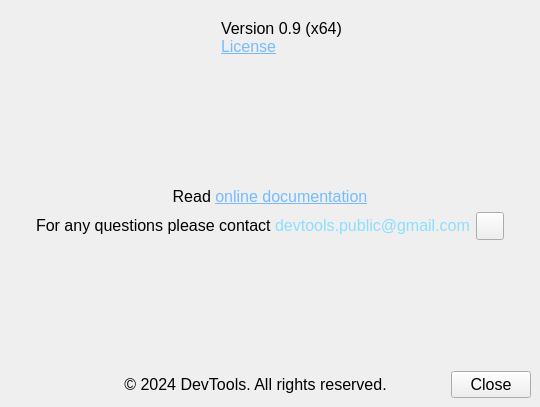
Qt form gui/about_window.ui (DevToolsOrganization/matrix-data-visualization-DAVIS) before a commit.
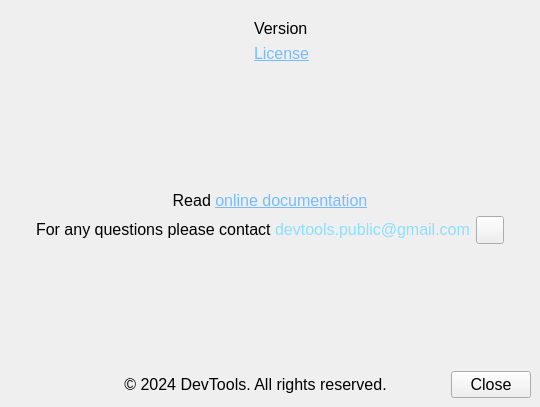
The same form after that commit. Icons and pictures are not drawn.

What changed in the file:
```diff
--- a/gui/about_window.ui
+++ b/gui/about_window.ui
@@ -56,15 +56,38 @@
        </spacer>
       </item>
       <item>
+       <layout class="QVBoxLayout" name="verticalLayout_2">
+        <item>
+         <widget class="QLabel" name="label_version">
+          <property name="font">
+           <font>
+            <family>Segoe UI</family>
+            <pointsize>12</pointsize>
+           </font>
+          </property>
+          <property name="text">
+           <string>Version</string>
+          </property>
+          <property name="alignment">
+           <set>Qt::AlignBottom|Qt::AlignLeading|Qt::AlignLeft</set>
+          </property>
+         </widget>
+        </item>
+        <item>
        <widget class="QLabel" name="label_nearLogo">
         <property name="text">
          <string>&lt;!DOCTYPE HTML PUBLIC &quot;-//W3C//DTD HTML 4.0//EN&quot; &quot;http://www.w3.org/TR/REC-html40/strict.dtd&quot;&gt;
 &lt;html&gt;&lt;head&gt;&lt;meta name=&quot;qrichtext&quot; content=&quot;1&quot; /&gt;&lt;style type=&quot;text/css&quot;&gt;
 p, li { white-space: pre-wrap; }
 &lt;/style&gt;&lt;/head&gt;&lt;body style=&quot; font-family:'MS Shell Dlg 2'; font-size:8pt; font-weight:400; font-style:normal;&quot;&gt;
-&lt;p style=&quot; margin-top:12px; margin-bottom:12px; margin-left:0px; margin-right:0px; -qt-block-indent:0; text-indent:0px;&quot;&gt;&lt;span style=&quot; font-size:12pt;&quot;&gt;Version 0.9 (x64) &lt;br /&gt;&lt;/span&gt;&lt;a href=&quot;https://github.com/DevToolsOrganization/matrix-data-visualization-DAVIS/blob/main/LICENSE&quot;&gt;&lt;span style=&quot; font-size:12pt; text-decoration: underline; color:#75bcff;&quot;&gt;License&lt;/span&gt;&lt;/a&gt;&lt;/p&gt;&lt;/body&gt;&lt;/html&gt;</string>
-        </property>
-       </widget>
+&lt;p style=&quot; margin-top:12px; margin-bottom:12px; margin-left:0px; margin-right:0px; -qt-block-indent:0; text-indent:0px;&quot;&gt;&lt;a href=&quot;https://github.com/DevToolsOrganization/matrix-data-visualization-DAVIS/blob/main/LICENSE&quot;&gt;&lt;span style=&quot; font-size:12pt; text-decoration: underline; color:#75bcff;&quot;&gt;License&lt;/span&gt;&lt;/a&gt;&lt;/p&gt;&lt;/body&gt;&lt;/html&gt;</string>
+          </property>
+          <property name="alignment">
+           <set>Qt::AlignLeading|Qt::AlignLeft|Qt::AlignTop</set>
+          </property>
+         </widget>
+        </item>
+       </layout>
       </item>
       <item>
        <spacer name="horizontalSpacer_3">
```
Lines whose indentation alone changed are shown as unchanged.
